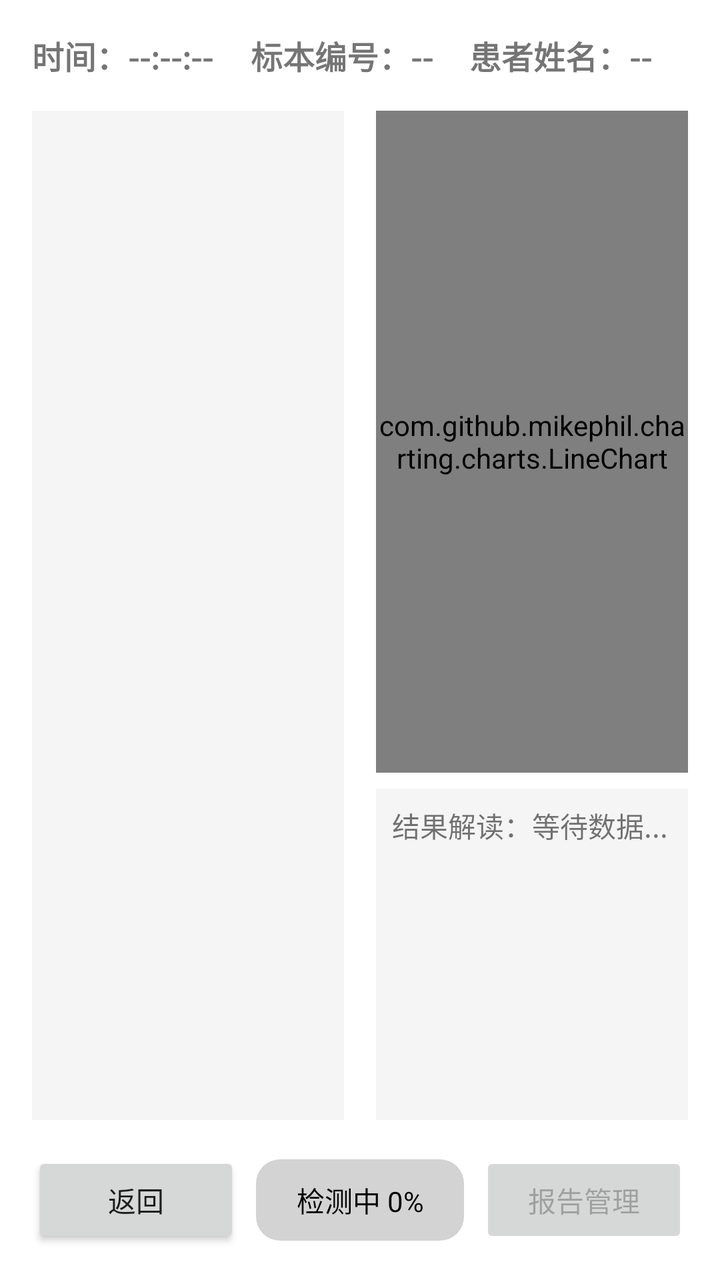
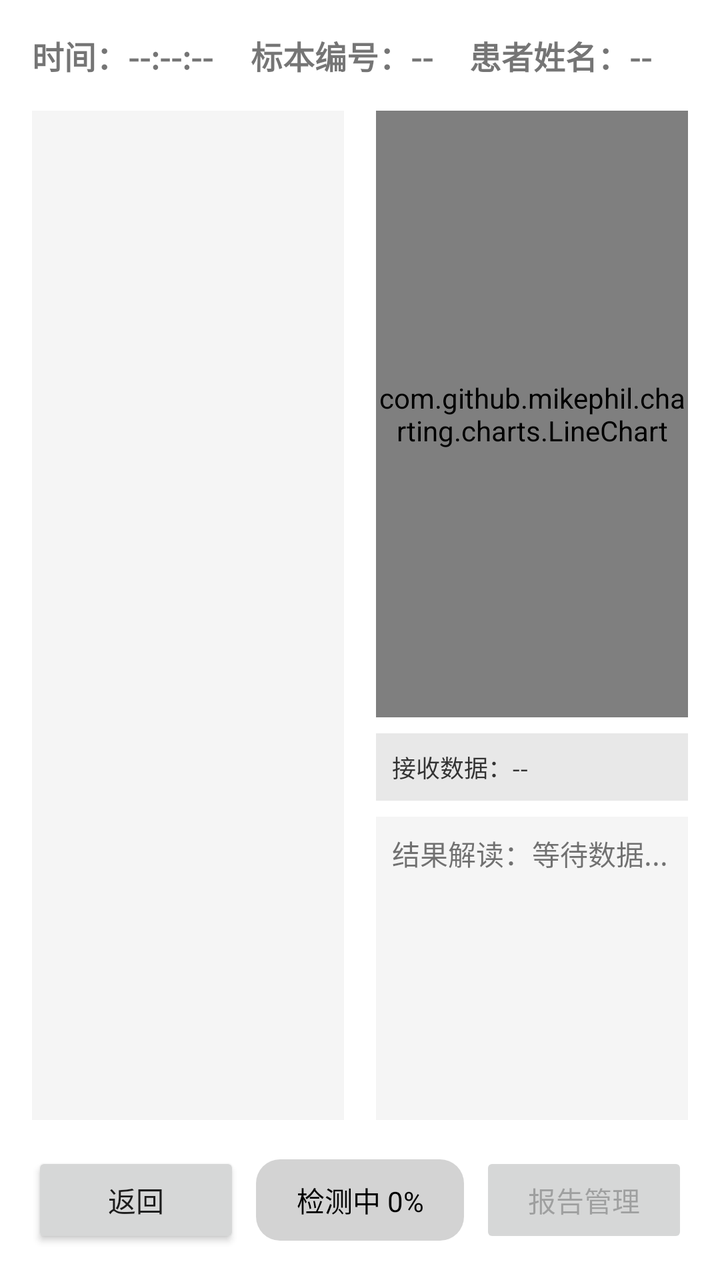

The first picture is an Android layout as it rendered before a commit; the second is the same layout after the commit. The layout source and the unified diff follow.
<!-- AndroidManifest.xml: application theme Theme.WellYearn -->
<!-- res/layout/activity_test1.xml -->
<?xml version="1.0" encoding="utf-8"?>
<LinearLayout xmlns:android="http://schemas.android.com/apk/res/android"
    xmlns:app="http://schemas.android.com/apk/res-auto"
    xmlns:tools="http://schemas.android.com/tools"
    android:id="@+id/main"
    android:layout_width="match_parent"
    android:layout_height="match_parent"
    android:orientation="vertical"
    android:padding="16dp"
    tools:context=".Test1Activity">
    
    <LinearLayout
        android:layout_width="match_parent"
        android:layout_height="wrap_content"
        android:orientation="horizontal"
        android:gravity="center_vertical"
        android:layout_marginBottom="16dp">

        <TextView
            android:id="@+id/textCurrentTime"
            android:layout_width="0dp"
            android:layout_height="wrap_content"
            android:layout_weight="1"
            android:text="时间：--:--:--"
            android:textSize="16sp"
            android:textStyle="bold" />

        <TextView
            android:id="@+id/textSpecimenNo"
            android:layout_width="0dp"
            android:layout_height="wrap_content"
            android:layout_weight="1"
            android:text="标本编号：--"
            android:textSize="16sp"
            android:textStyle="bold" />

        <TextView
            android:id="@+id/textPatientName"
            android:layout_width="0dp"
            android:layout_height="wrap_content"
            android:layout_weight="1"
            android:text="患者姓名：--"
            android:textSize="16sp"
            android:textStyle="bold" />
    </LinearLayout>

    
    <LinearLayout
        android:layout_width="match_parent"
        android:layout_height="0dp"
        android:layout_weight="1"
        android:orientation="horizontal"
        android:layout_marginBottom="16dp">

        
        <ScrollView
            android:layout_width="0dp"
            android:layout_height="match_parent"
            android:layout_weight="1"
            android:layout_marginEnd="8dp"
            android:background="#F5F5F5">

            <TableLayout
                android:id="@+id/tableChannels"
                android:layout_width="match_parent"
                android:layout_height="wrap_content"
                android:stretchColumns="1,2,3,4,5,6,7"
                android:shrinkColumns="*" />

        </ScrollView>

        
        <LinearLayout
            android:layout_width="0dp"
            android:layout_height="match_parent"
            android:layout_weight="1"
            android:orientation="vertical"
            android:layout_marginStart="8dp">

            
            <com.github.mikephil.charting.charts.LineChart
                android:id="@+id/lineChart"
                android:layout_width="match_parent"
                android:layout_height="0dp"
                android:layout_weight="2"
                android:layout_marginBottom="8dp" />

            
            <TextView
                android:id="@+id/textResultInterpretation"
                android:layout_width="match_parent"
                android:layout_height="0dp"
                android:layout_weight="1"
                android:background="#F5F5F5"
                android:padding="8dp"
                android:text="结果解读：等待数据..."
                android:textSize="14sp" />
        </LinearLayout>
    </LinearLayout>

    
    <LinearLayout
        android:layout_width="match_parent"
        android:layout_height="wrap_content"
        android:orientation="horizontal"
        android:gravity="center_vertical">

        <Button
            android:id="@+id/buttonBack"
            android:layout_width="0dp"
            android:layout_height="wrap_content"
            android:layout_weight="1"
            android:text="返回"
            android:layout_marginEnd="8dp" />

        <TextView
            android:id="@+id/textDetectionProgress"
            android:layout_width="0dp"
            android:layout_height="wrap_content"
            android:layout_weight="1"
            android:gravity="center"
            android:text="检测中 0%"
            android:background="@drawable/rounded_button_bg"
            android:textColor="#000000"
            android:padding="10dp"
            android:layout_marginEnd="8dp" />

        <Button
            android:id="@+id/buttonReportManage"
            android:layout_width="0dp"
            android:layout_height="wrap_content"
            android:layout_weight="1"
            android:text="报告管理"
            android:enabled="false" />
    </LinearLayout>

</LinearLayout>
<!-- resources referenced by this layout -->
<resources>
  <!-- drawable rounded_button_bg (drawable) -->
  <?xml version="1.0" encoding="utf-8"?>
  <shape xmlns:android="http://schemas.android.com/apk/res/android"
      android:shape="rectangle">
      <corners android:radius="12dp" />
      <solid android:color="#D3D3D3" />
  </shape>
  <style name="Theme.WellYearn" parent="Theme.MaterialComponents.DayNight.DarkActionBar">
          
          <item name="colorPrimary">@color/purple_500</item>
          <item name="colorPrimaryVariant">@color/purple_700</item>
          <item name="colorOnPrimary">@color/white</item>
          
          <item name="colorSecondary">@color/teal_200</item>
          <item name="colorSecondaryVariant">@color/teal_700</item>
          <item name="colorOnSecondary">@color/black</item>
          
          <item name="android:statusBarColor">?attr/colorPrimaryVariant</item>
          
      </style>
  <color name="purple_500">#FF6200EE</color>
  <color name="purple_700">#FF3700B3</color>
  <color name="white">#FFFFFFFF</color>
  <color name="teal_200">#FF03DAC5</color>
  <color name="teal_700">#FF018786</color>
  <color name="black">#FF000000</color>
</resources>

<!-- the commit's change to res/layout/activity_test1.xml (unified diff, before → after) -->
@@ -1,6 +1,5 @@
 <?xml version="1.0" encoding="utf-8"?>
 <LinearLayout xmlns:android="http://schemas.android.com/apk/res/android"
-    xmlns:app="http://schemas.android.com/apk/res-auto"
     xmlns:tools="http://schemas.android.com/tools"
     android:id="@+id/main"
     android:layout_width="match_parent"
@@ -8,6 +7,7 @@
     android:orientation="vertical"
     android:padding="16dp"
     tools:context=".Test1Activity">
+
     
     <LinearLayout
         android:layout_width="match_parent"
@@ -64,9 +64,7 @@
                 android:id="@+id/tableChannels"
                 android:layout_width="match_parent"
                 android:layout_height="wrap_content"
-                android:stretchColumns="1,2,3,4,5,6,7"
-                android:shrinkColumns="*" />
-
+                android:stretchColumns="1,2,3,4,5,6,7" />
         </ScrollView>
 
         
@@ -84,6 +82,18 @@
                 android:layout_height="0dp"
                 android:layout_weight="2"
                 android:layout_marginBottom="8dp" />
+
+            
+            <TextView
+                android:id="@+id/textReceivedData"
+                android:layout_width="match_parent"
+                android:layout_height="wrap_content"
+                android:background="#E8E8E8"
+                android:padding="8dp"
+                android:textSize="12sp"
+                android:textColor="#333333"
+                android:layout_marginBottom="8dp"
+                android:text="接收数据：--" />
 
             
             <TextView
